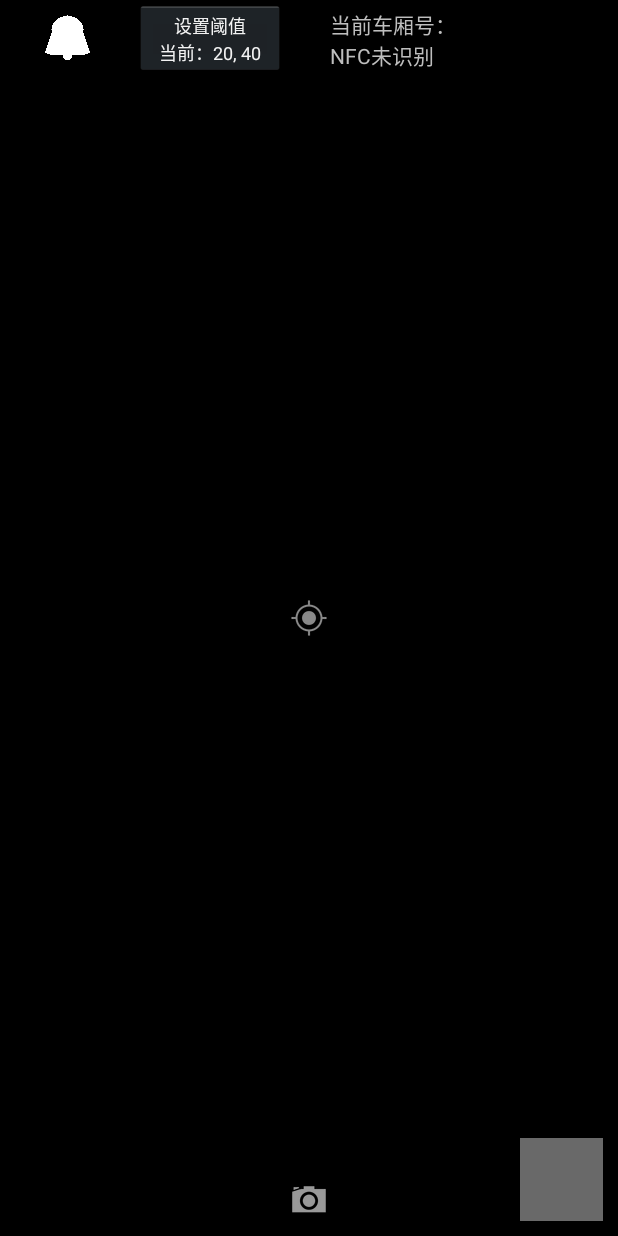
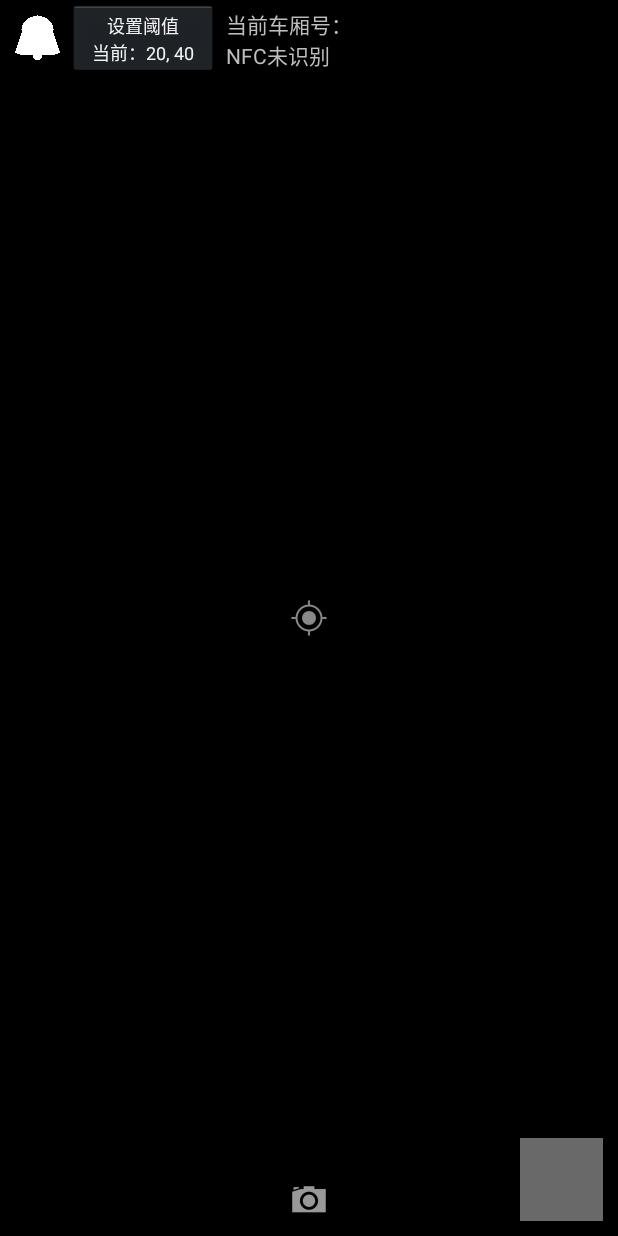
Before and after one commit to Txiaozhe/flir-one, an Android app: the screen it shows after launch (PreviewActivity), on a phone screen of 412 x 824 dp. Run offline under Robolectric (Android 15) with nearby library versions, the phone set to English and light mode, and no system bars; 5 statements that could not run were skipped.

Commit message:
网络检测功能完善

```diff
--- a/app/build.gradle
+++ b/app/build.gradle
@@ -24,9 +24,6 @@ dependencies {
     compile 'com.android.support:appcompat-v7:24.2.1'
     compile 'com.android.support:support-v4:24.2.1'
 
-    compile 'de.greenrobot:eventbus:3.0.0-beta1'
-
-    compile 'com.jakewharton:butterknife:8.5.1'
     annotationProcessor 'com.jakewharton:butterknife-compiler:8.5.1'
 }
 
--- /dev/null
+++ b/app/src/main/java/com/flir/flirone/GlobalConfig.java
@@ -0,0 +1,27 @@
+package com.flir.flirone;
+
+import android.os.Environment;
+
+/**
+ * Created by txiaozhe on 12/02/2017.
+ */
+
+public class GlobalConfig {
+
+    //图片保存路径
+    public static final String IMAGE_PATH = Environment.getExternalStoragePublicDirectory(Environment.DIRECTORY_PICTURES).toString();
+
+    //网络状态action
+    public static final String NETWORK_CHANGED_ACTION = "network_changed_action";
+
+    //网络状态全局变量
+    public static final String MOBILE_CONNECTED = "网络已连接\n移动数据";
+    public static final String WIFI_CONNECTED = "网络已连接\nWIFI";
+    public static final String NO_NETWORK_CONNECTED = "网络未连接\n将停止上传数据";
+
+    //网络服务
+    public static final String SERVER_IP = "211.143.78.218:7044";
+    public static final int NET_TIMEOUT_MS = 60000;
+    public static final String NAMESPACE = "http://tempuri.org/";
+
+}
--- a/app/src/main/java/com/flir/flirone/PreviewActivity.java
+++ b/app/src/main/java/com/flir/flirone/PreviewActivity.java
@@ -4,16 +4,19 @@ package com.flir.flirone;
 import com.flir.flirone.dbhelper.DBManager;
 import com.flir.flirone.imagehelp.ImageHelp;
 import com.flir.flirone.imagehelp.MyImage;
+import com.flir.flirone.networkhelp.ConnectivityChangeReceiver;
+import com.flir.flirone.networkhelp.NetworkHelp;
 import com.flir.flirone.threshold.ThresholdHelp;
 import android.content.Intent;
+import android.content.IntentFilter;
 import android.database.Cursor;
 import android.database.CursorWrapper;
 import android.graphics.Color;
 import android.graphics.PorterDuff;
 import android.media.MediaPlayer;
 import android.media.MediaScannerConnection;
+import android.net.ConnectivityManager;
 import android.net.Uri;
-import android.support.v4.widget.SimpleCursorAdapter;
 import android.util.Log;
 import android.content.Context;
 import android.app.Activity;
@@ -28,7 +31,6 @@ import android.widget.CompoundButton;
 import android.widget.ImageButton;
 import android.widget.ImageView;
 import android.widget.ListView;
-import android.widget.SimpleAdapter;
 import android.widget.TextView;
 import android.widget.Toast;
 import android.widget.ToggleButton;
@@ -47,6 +49,7 @@ import java.io.IOException;
 import java.io.OutputStream;
 import java.net.Socket;
 import java.nio.ByteBuffer;
+import java.nio.channels.GatheringByteChannel;
 import java.text.DateFormat;
 import java.text.NumberFormat;
 import java.text.SimpleDateFormat;
@@ -57,7 +60,7 @@ import java.util.HashMap;
 import java.util.List;
 import java.util.Map;
 
-public class PreviewActivity extends Activity implements Device.Delegate, FrameProcessor.Delegate, Device.StreamDelegate {
+public class PreviewActivity extends Activity implements Device.Delegate, FrameProcessor.Delegate, Device.StreamDelegate, ConnectivityChangeReceiver.NetworkStateInteraction {
     ImageView thermalImageView;
     private volatile boolean imageCaptureRequested = false;
     private volatile Socket streamSocket = null;
@@ -93,6 +96,10 @@ public class PreviewActivity extends Activity implements Device.Delegate, FrameP
     //nfc
     private TextView showNfcResult;
     private String nfc_result;
+
+    //检测网络状态
+    private TextView showNetworkState;
+    private NetworkHelp networkHelp;
 
     private Device.TuningState currentTuningState = Device.TuningState.Unknown;
 
@@ -314,23 +321,23 @@ public class PreviewActivity extends Activity implements Device.Delegate, FrameP
             final Context context = this;
             new Thread(new Runnable() {
                 public void run() {
-                    Log.i("lastSavedPath", "Storage:" + GlobalParameter.IMAGE_PATH);
+                    Log.i("lastSavedPath", "Storage:" + GlobalConfig.IMAGE_PATH);
 
                     String fileName = nfc_result.substring(1) + "-" + getFileName() + ".jpg";
                     Log.i("nfcfilename", fileName);
                     try {
-                        lastSavedPath = GlobalParameter.IMAGE_PATH + "/" + fileName;
+                        lastSavedPath = GlobalConfig.IMAGE_PATH + "/" + fileName;
                         renderedImage.getFrame().save(new File(lastSavedPath), RenderedImage.Palette.Iron, RenderedImage.ImageType.BlendedMSXRGBA8888Image);
 
-                        context.sendBroadcast(new Intent(Intent.ACTION_MEDIA_SCANNER_SCAN_FILE, Uri.parse(GlobalParameter.IMAGE_PATH)));
+                        context.sendBroadcast(new Intent(Intent.ACTION_MEDIA_SCANNER_SCAN_FILE, Uri.parse(GlobalConfig.IMAGE_PATH)));
                         Log.i("lastSavedPath", lastSavedPath);
 
                         MediaScannerConnection.scanFile(context,
-                                new String[]{GlobalParameter.IMAGE_PATH + "/" + fileName}, null,
+                                new String[]{GlobalConfig.IMAGE_PATH + "/" + fileName}, null,
                                 new MediaScannerConnection.OnScanCompletedListener() {
                                     @Override
                                     public void onScanCompleted(String path, Uri uri) {
-                                        Log.i("lastSavedPath", "Scanned " + GlobalParameter.IMAGE_PATH + ":");
+                                        Log.i("lastSavedPath", "Scanned " + GlobalConfig.IMAGE_PATH + ":");
                                         Log.i("lastSavedPath", "-> uri=" + uri);
                                     }
 
@@ -483,8 +490,21 @@ public class PreviewActivity extends Activity implements Device.Delegate, FrameP
 
         //sqlite
         dbManager = new DBManager(this);
-        operateSQLite();
+        add();
         query();
+
+        //网络检测
+        IntentFilter intentFilter = new IntentFilter();
+        intentFilter.addAction(ConnectivityManager.CONNECTIVITY_ACTION);
+        ConnectivityChangeReceiver receiver = new ConnectivityChangeReceiver();
+        registerReceiver(receiver, intentFilter);
+        receiver.setNetWorkStateChangeListener(this);
+
+        //启动时检测网络连接
+        networkHelp = new NetworkHelp(PreviewActivity.this);
+
+        //网络状态
+        showNetworkState = (TextView) findViewById(R.id.show_network_state);
 
         //是否开启警报
         warnButton = (ToggleButton) findViewById(R.id.warnButton);
@@ -542,7 +562,7 @@ public class PreviewActivity extends Activity implements Device.Delegate, FrameP
 
         //查看所有图片按钮设置缩略图
         showImage = (ImageButton) findViewById(R.id.showImage);
-        imageHelp = new ImageHelp(GlobalParameter.IMAGE_PATH);
+        imageHelp = new ImageHelp(GlobalConfig.IMAGE_PATH);
         try{
             File[] files = imageHelp.getFiles();
             if(files != null && files.length >= 1) {
@@ -574,7 +594,7 @@ public class PreviewActivity extends Activity implements Device.Delegate, FrameP
     }
 
     //sqlite
-    private void operateSQLite() {
+    private void add() {
         ArrayList<MyImage> images = new ArrayList<MyImage>();
 
         MyImage image = new MyImage("dhedhe.jpg", "/pictures", "jpg", "1.1MB", "2017-02-12", "90℃", "90", "76", "88");
@@ -669,4 +689,15 @@ public class PreviewActivity extends Activity implements Device.Delegate, FrameP
         //sqlite
         dbManager.closeDB();
     }
+
+    //网络状态改变时设置提示文字
+    @Override
+    public void setNetworkState(String state) {
+        if(state != null) {
+            showNetworkState.setText(state);
+            if(state.equals("网络未连接\n将停止上传数据")) {
+                networkHelp.setNetwork();
+            }
+        }
+    }
 }
--- a/app/src/main/java/com/flir/flirone/ShowImageActivity.java
+++ b/app/src/main/java/com/flir/flirone/ShowImageActivity.java
@@ -11,7 +11,7 @@ import com.flir.flirone.imagehelp.ImageHelp;
 
 import java.io.File;
 
-import static com.flir.flirone.GlobalParameter.IMAGE_PATH;
+import static com.flir.flirone.GlobalConfig.IMAGE_PATH;
 
 public class ShowImageActivity extends Activity {
 
--- a/app/src/main/res/layout/activity_preview.xml
+++ b/app/src/main/res/layout/activity_preview.xml
@@ -38,7 +38,7 @@
                 style="?actionMenuTextAppearance"
                 android:layout_width="30dp"
                 android:layout_height="30dp"
-                android:layout_marginLeft="30dp"
+                android:layout_marginLeft="10dp"
                 android:layout_gravity="left|center"
                 android:layout_weight="0"
                 android:textOff=""
@@ -51,7 +51,7 @@
                 android:id="@+id/showDialog"
                 android:layout_width="100dp"
                 android:layout_height="50dp"
-                android:layout_marginLeft="30dp"
+                android:layout_marginLeft="5dp"
                 android:textSize="12sp"
                 android:text="设置阈值"/>
 
@@ -59,7 +59,14 @@
                 android:id="@+id/show_nfc_result"
                 android:layout_width="100dp"
                 android:layout_height="50dp"
-                android:layout_marginLeft="30dp"
+                android:layout_marginLeft="5dp"
+                />
+
+            <TextView
+                android:id="@+id/show_network_state"
+                android:layout_width="100dp"
+                android:layout_height="50dp"
+                android:layout_marginLeft="5dp"
                 />
 
 
```
Also changed, not shown: app/src/main/AndroidManifest.xml (+9 -1 lines), app/src/main/java/com/flir/flirone/GlobalParameter.java (deleted, +0 -12 lines), app/src/main/java/com/flir/flirone/ImageListActivity.java (+16 -46 lines), app/src/main/java/com/flir/flirone/networkhelp/ConnectivityChangeReceiver.java (added, +41 -0 lines), app/src/main/java/com/flir/flirone/networkhelp/NetworkHelp.java (added, +116 -0 lines), app/src/main/res/layout/activity_image_list.xml (+10 -2 lines).
